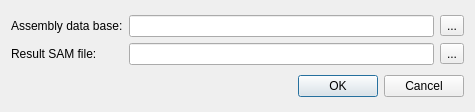
Before: the Qt Designer form src/corelibs/U2View/src/util_dna_assembly/ui/AssemblyToSamDialog.ui in violethaze74/ugene, drawn with Qt 5.
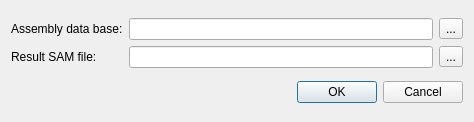
After: the same form once the commit is applied.

Commit message: UGENE-2716 Layout in Convert assembly to SAM dialog is broken on mac os

Patch:
```diff
--- a/src/corelibs/U2View/src/util_dna_assembly/ui/AssemblyToSamDialog.ui
+++ b/src/corelibs/U2View/src/util_dna_assembly/ui/AssemblyToSamDialog.ui
@@ -9,16 +9,10 @@
    <rect>
     <x>0</x>
     <y>0</y>
-    <width>475</width>
-    <height>112</height>
+    <width>474</width>
+    <height>122</height>
    </rect>
   </property>
-  <property name="minimumSize">
-   <size>
-    <width>475</width>
-    <height>95</height>
-   </size>
-  </property>
   <property name="windowTitle">
    <string>Convert UGENE Assembly Database to SAM Format</string>
   </property>
```
